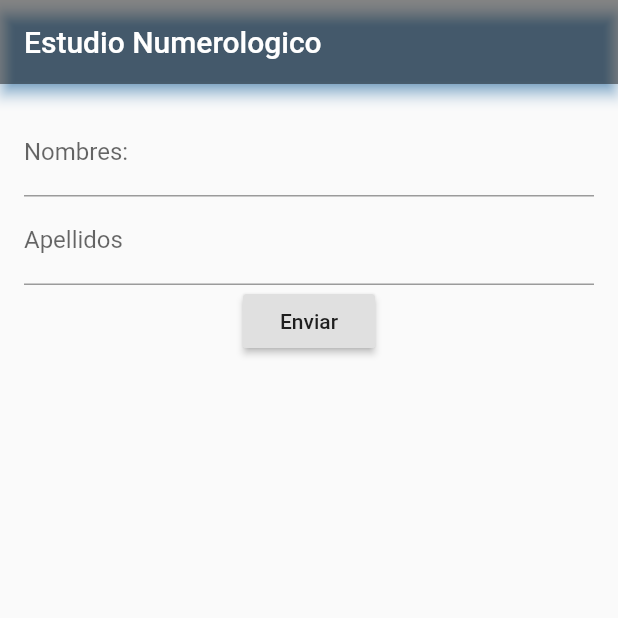
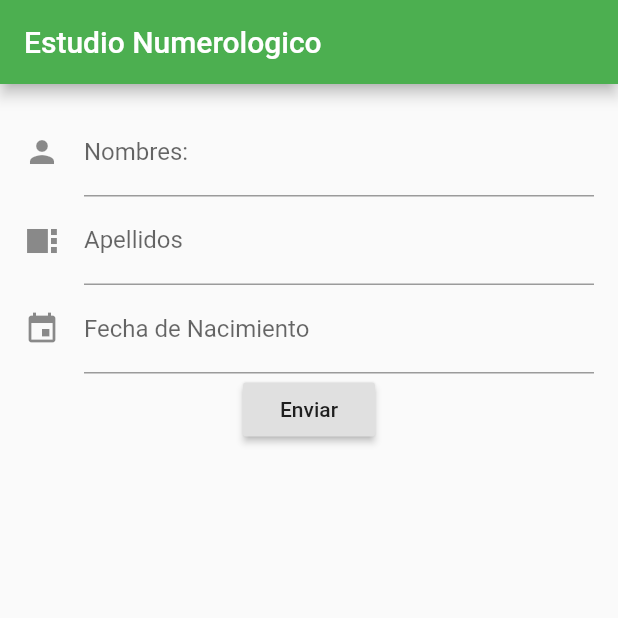
Before and after one commit to Jeffrey-7101/IHC-LAB-GRUPO, a Flutter app: the screen it shows after launch, on a phone screen of 412 x 824 dp, the top half of it. Run offline on Flutter 3.47's test engine with Material 2 defaults, Android fonts, the phone set to English and light mode, and no system bars; drawn by our look-alikes of date_time_picker.

Commit message:
Add the date_time_picker widget

```diff
--- a/lib/main.dart
+++ b/lib/main.dart
@@ -1,4 +1,6 @@
+import 'package:date_time_picker/date_time_picker.dart';
 import 'package:flutter/material.dart';
+import 'package:flutter_localizations/flutter_localizations.dart';
 
 import 'SecondPageArguments.dart';
 
@@ -9,11 +11,17 @@ void main() {
 class MyApp extends StatelessWidget {
   Widget build(context) {
     return MaterialApp(
+      localizationsDelegates: [
+        GlobalMaterialLocalizations.delegate
+      ],
+      supportedLocales: [
+        const Locale('en'),
+        const Locale('es')
+      ],
       home: Scaffold(
         appBar: AppBar(
           title: Text('Estudio Numerologico'),
-          backgroundColor: Colors.black45,
-          shadowColor: Colors.blue,
+          backgroundColor: Colors.green,
         ),
         body: MyStatefulWidget(),
       ),
@@ -30,6 +38,7 @@ class MyStatefulWidget extends StatefulWidget {
 class _MyStatefulWidgetState extends State<MyStatefulWidget> {
   String nameValue;
   String lastNameValue;
+  var dates;
   final formKey = GlobalKey<FormState>();
   Widget build(BuildContext context) {
     return Scaffold(
@@ -39,7 +48,10 @@ class _MyStatefulWidgetState extends State<MyStatefulWidget> {
           child: Column(
             children: <Widget>[
               TextFormField(
-                decoration: InputDecoration(labelText: "Nombres:"),
+                decoration: InputDecoration(
+                  labelText: "Nombres:",
+                  icon: new Icon(Icons.person),
+                ),
                 onSaved: (value) {
                   nameValue = value;
                 },
@@ -52,7 +64,11 @@ class _MyStatefulWidgetState extends State<MyStatefulWidget> {
                 },
               ),
               TextFormField(
-                decoration: InputDecoration(labelText: "Apellidos"),
+
+                decoration: InputDecoration(
+                  labelText: "Apellidos",
+                  icon: new Icon(Icons.view_sidebar_sharp),
+                ),
                 onSaved: (value) {
                   lastNameValue = value;
                 },
@@ -62,6 +78,26 @@ class _MyStatefulWidgetState extends State<MyStatefulWidget> {
                   } else {
                     return null;
                   }
+                },
+              ),
+              DateTimePicker(
+                locale : const Locale("es","ES"),
+                initialValue: '',
+                firstDate: DateTime(2000),
+                lastDate: DateTime(2100),
+                icon: Icon(Icons.event),
+                dateLabelText: 'Fecha de Nacimiento',
+                onChanged: (val) => print(val),
+                validator: (val) {
+                  print(val);
+                  if (val.isEmpty) {
+                    return "Llene este campo";
+                  } else {
+                    return null;
+                  }
+                },
+                onSaved: (val) {
+                  dates = val;
                 },
               ),
               RaisedButton(
```
